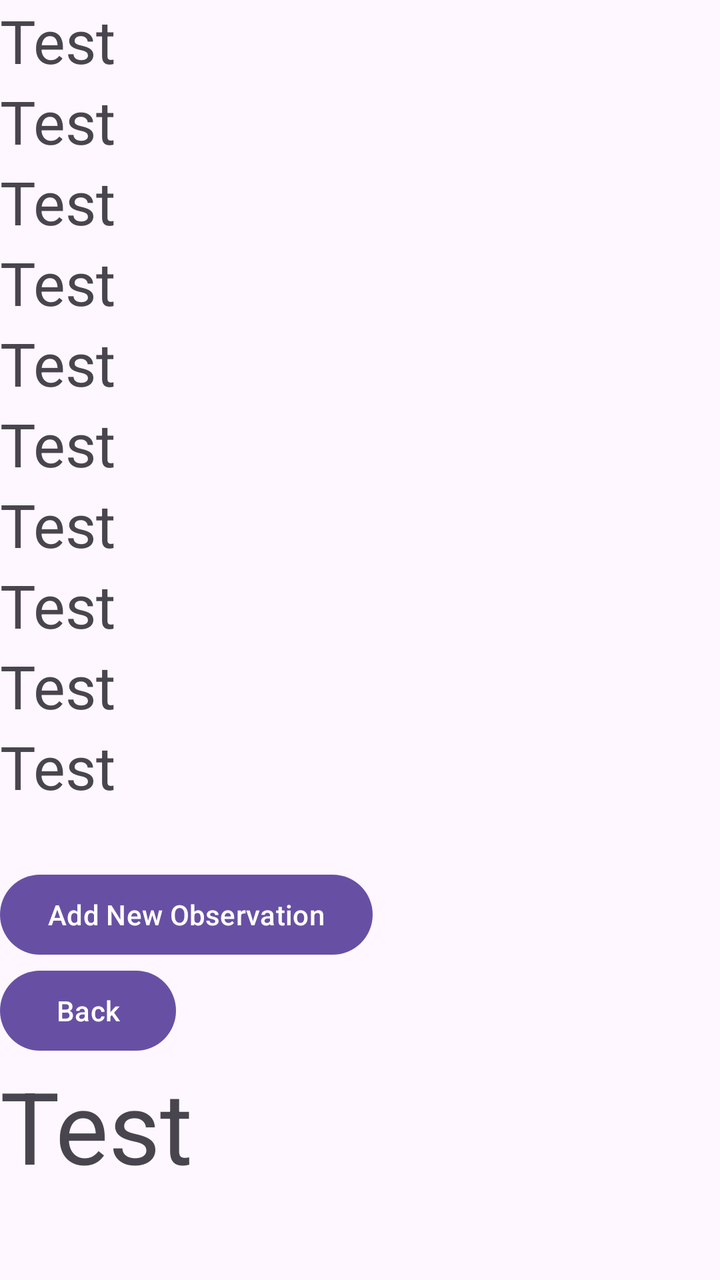
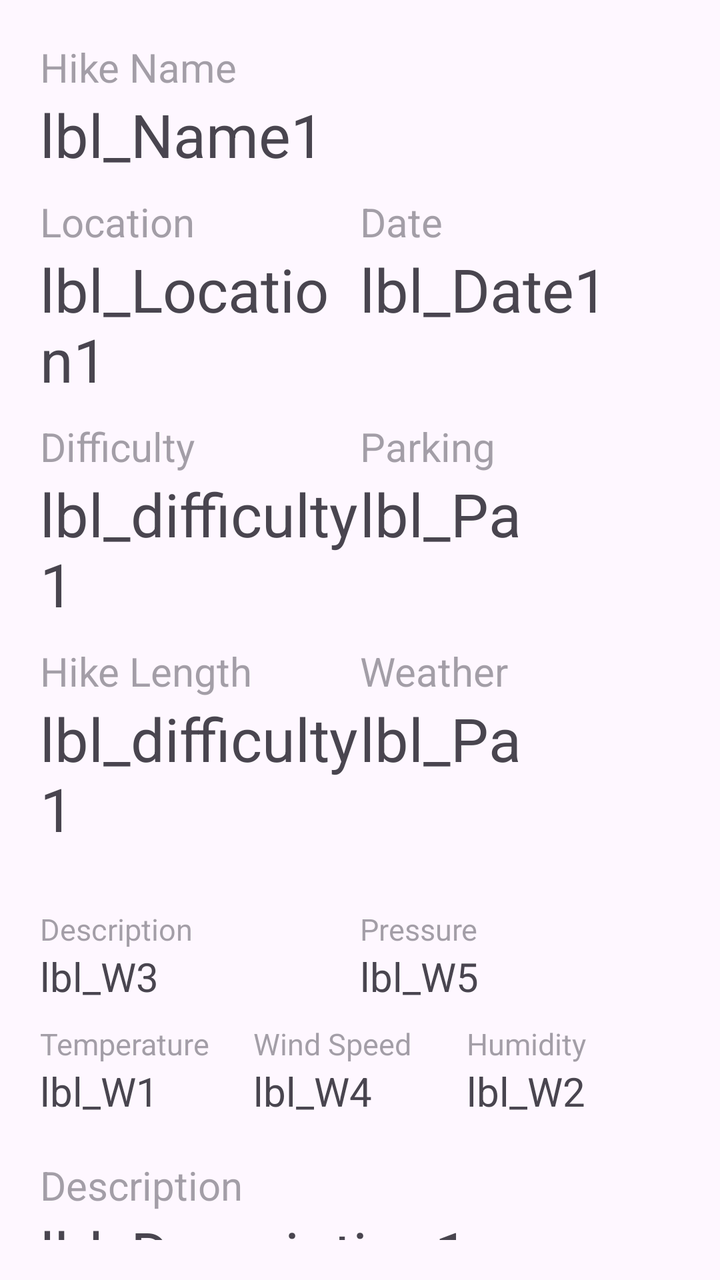

An Android layout rendered at two revisions. The XML below is the earlier revision; the diff shows what the commit changed to produce the second picture.
<!-- AndroidManifest.xml: application theme Theme.MHIke -->
<!-- res/layout/activity_observation_list.xml -->
<?xml version="1.0" encoding="utf-8"?>
<androidx.constraintlayout.widget.ConstraintLayout xmlns:android="http://schemas.android.com/apk/res/android"
    xmlns:app="http://schemas.android.com/apk/res-auto"
    xmlns:tools="http://schemas.android.com/tools"
    android:layout_width="match_parent"
    android:layout_height="match_parent"
    tools:context=".ObservationListActivity">
<LinearLayout
    android:layout_width="match_parent"
    android:layout_height="match_parent"
    android:orientation="vertical"

    >

    




    <TextView
        android:id="@+id/lbl_Name1"
        android:textSize="30sp"
        android:text="Test"
        android:layout_width="wrap_content"
        android:layout_height="wrap_content"

        />


    <TextView
        android:id="@+id/lbl_W1"
        android:textSize="30sp"
        android:text="Test"
        android:layout_width="wrap_content"
        android:layout_height="wrap_content"

        />


    <TextView
        android:id="@+id/lbl_Id1"
        android:textSize="30sp"
        android:text="Test"
        android:layout_width="wrap_content"
        android:layout_height="wrap_content"

        />



    <TextView
        android:id="@+id/lbl_Location1"
        android:textSize="30sp"
        android:text="Test"
        android:layout_width="wrap_content"
        android:layout_height="wrap_content"

        />

    <TextView
        android:id="@+id/lbl_Date1"
        android:textSize="30sp"
        android:text="Test"
        android:layout_width="wrap_content"
        android:layout_height="wrap_content"

        />

    <TextView
        android:id="@+id/lbl_Parking1"
        android:textSize="30sp"
        android:text="Test"
        android:layout_width="wrap_content"
        android:layout_height="wrap_content"

        />

    <TextView
        android:id="@+id/lbl_Length1"
        android:textSize="30sp"
        android:text="Test"
        android:layout_width="wrap_content"
        android:layout_height="wrap_content"

        />

    <TextView
        android:id="@+id/lbl_difficulty1"
        android:textSize="30sp"
        android:text="Test"
        android:layout_width="wrap_content"
        android:layout_height="wrap_content"

        />

    <TextView
        android:id="@+id/lbl_diff1"
        android:textSize="30sp"
        android:text="Test"
        android:layout_width="wrap_content"
        android:layout_height="wrap_content"

        />

    <TextView
        android:id="@+id/lbl_Description1"
        android:textSize="30sp"
        android:text="Test"
        android:layout_width="wrap_content"
        android:layout_height="wrap_content"

        />

    

    <LinearLayout
        android:layout_width="match_parent"
        android:layout_height="wrap_content"
        android:orientation="vertical"
        android:layout_marginTop="30dp"
        >
        <Button
            android:id="@+id/btn_AddNewObservation"
            android:layout_width="wrap_content"
            android:layout_height="wrap_content"
            android:text="Add New Observation"


            app:layout_constraintEnd_toEndOf="parent"
            app:layout_constraintStart_toEndOf="@+id/btn_Back"
            tools:layout_editor_absoluteY="50dp" />

        <Button
            android:id="@+id/btn_Back"
            android:layout_width="wrap_content"
            android:layout_height="wrap_content"

            android:text="Back"


            app:layout_constraintEnd_toStartOf="@+id/btn_AddNewObservation"
            app:layout_constraintStart_toStartOf="parent"
            tools:layout_editor_absoluteY="50dp" />

    </LinearLayout>



    <TextView
        android:id="@+id/txt_NoRecord"
        android:layout_width="wrap_content"
        android:layout_height="wrap_content"
        android:gravity="center"
        android:text="Test"
        android:textSize="50sp"
        android:visibility="visible"

        app:layout_constraintEnd_toEndOf="parent"
        app:layout_constraintStart_toStartOf="parent"
        app:layout_constraintTop_toTopOf="@+id/rec_ObservationList" />


    <androidx.recyclerview.widget.RecyclerView
        android:id="@+id/rec_ObservationList"
        android:layout_width="match_parent"
        android:layout_height="match_parent"
        android:layout_marginTop="50dp"

        />

</LinearLayout>



</androidx.constraintlayout.widget.ConstraintLayout>
<!-- resources referenced by this layout -->
<resources>
  <style name="Theme.MHIke" parent="Base.Theme.MHIke" />
  <style name="Base.Theme.MHIke" parent="Theme.Material3.DayNight.NoActionBar">
          
          
      </style>
</resources>

<!-- the commit's change to res/layout/activity_observation_list.xml (unified diff, before → after) -->
@@ -1,175 +1,463 @@
 <?xml version="1.0" encoding="utf-8"?>
-<androidx.constraintlayout.widget.ConstraintLayout xmlns:android="http://schemas.android.com/apk/res/android"
+<androidx.coordinatorlayout.widget.CoordinatorLayout
+    xmlns:android="http://schemas.android.com/apk/res/android"
     xmlns:app="http://schemas.android.com/apk/res-auto"
     xmlns:tools="http://schemas.android.com/tools"
     android:layout_width="match_parent"
     android:layout_height="match_parent"
-    tools:context=".ObservationListActivity">
+    tools:context=".ObservationListActivity"
+    android:padding="20dp">
+
+    <androidx.core.widget.NestedScrollView
+        android:layout_width="match_parent"
+        android:layout_height="match_parent"
+        app:layout_behavior="@string/appbar_scrolling_view_behavior">
+
+        <LinearLayout
+            android:layout_width="match_parent"
+            android:layout_height="wrap_content"
+            android:orientation="vertical">
+
+            
+
+
+            <TextView
+                android:layout_width="wrap_content"
+                android:layout_height="wrap_content"
+                android:alpha="0.5"
+                android:text="Hike Name"
+                android:textSize="20sp" />
+
+            <TextView
+                android:id="@+id/lbl_Name1"
+                android:textSize="30sp"
+                android:text="lbl_Name1"
+                android:layout_width="wrap_content"
+                android:layout_height="wrap_content"
+
+                />
+
+
 <LinearLayout
+    android:layout_marginTop="10dp"
     android:layout_width="match_parent"
-    android:layout_height="match_parent"
-    android:orientation="vertical"
+    android:layout_height="wrap_content"
+    android:orientation="horizontal"
 
     >
-
-    
-
-
-
-
-    <TextView
-        android:id="@+id/lbl_Name1"
-        android:textSize="30sp"
-        android:text="Test"
-        android:layout_width="wrap_content"
-        android:layout_height="wrap_content"
-
-        />
-
-
-    <TextView
-        android:id="@+id/lbl_W1"
-        android:textSize="30sp"
-        android:text="Test"
-        android:layout_width="wrap_content"
-        android:layout_height="wrap_content"
-
-        />
-
-
-    <TextView
-        android:id="@+id/lbl_Id1"
-        android:textSize="30sp"
-        android:text="Test"
-        android:layout_width="wrap_content"
-        android:layout_height="wrap_content"
-
-        />
-
-
-
-    <TextView
-        android:id="@+id/lbl_Location1"
-        android:textSize="30sp"
-        android:text="Test"
-        android:layout_width="wrap_content"
-        android:layout_height="wrap_content"
-
-        />
-
-    <TextView
-        android:id="@+id/lbl_Date1"
-        android:textSize="30sp"
-        android:text="Test"
-        android:layout_width="wrap_content"
-        android:layout_height="wrap_content"
-
-        />
-
-    <TextView
-        android:id="@+id/lbl_Parking1"
-        android:textSize="30sp"
-        android:text="Test"
-        android:layout_width="wrap_content"
-        android:layout_height="wrap_content"
-
-        />
-
-    <TextView
-        android:id="@+id/lbl_Length1"
-        android:textSize="30sp"
-        android:text="Test"
-        android:layout_width="wrap_content"
-        android:layout_height="wrap_content"
-
-        />
-
-    <TextView
-        android:id="@+id/lbl_difficulty1"
-        android:textSize="30sp"
-        android:text="Test"
-        android:layout_width="wrap_content"
-        android:layout_height="wrap_content"
-
-        />
-
-    <TextView
-        android:id="@+id/lbl_diff1"
-        android:textSize="30sp"
-        android:text="Test"
-        android:layout_width="wrap_content"
-        android:layout_height="wrap_content"
-
-        />
-
-    <TextView
-        android:id="@+id/lbl_Description1"
-        android:textSize="30sp"
-        android:text="Test"
-        android:layout_width="wrap_content"
-        android:layout_height="wrap_content"
-
-        />
-
-    
 
     <LinearLayout
         android:layout_width="match_parent"
         android:layout_height="wrap_content"
         android:orientation="vertical"
-        android:layout_marginTop="30dp"
+        android:layout_weight="1"
         >
-        <Button
-            android:id="@+id/btn_AddNewObservation"
+
+        <TextView
             android:layout_width="wrap_content"
             android:layout_height="wrap_content"
-            android:text="Add New Observation"
-
-
-            app:layout_constraintEnd_toEndOf="parent"
-            app:layout_constraintStart_toEndOf="@+id/btn_Back"
-            tools:layout_editor_absoluteY="50dp" />
-
-        <Button
-            android:id="@+id/btn_Back"
+            android:alpha="0.5"
+            android:text="Location"
+            android:textSize="20sp" />
+
+        <TextView
+            android:id="@+id/lbl_Location1"
+            android:textSize="30sp"
+            android:text="lbl_Location1"
             android:layout_width="wrap_content"
             android:layout_height="wrap_content"
 
-            android:text="Back"
-
-
-            app:layout_constraintEnd_toStartOf="@+id/btn_AddNewObservation"
-            app:layout_constraintStart_toStartOf="parent"
-            tools:layout_editor_absoluteY="50dp" />
+            />
 
     </LinearLayout>
 
-
+<LinearLayout
+    android:layout_width="match_parent"
+    android:layout_height="wrap_content"
+    android:orientation="vertical"
+    android:layout_weight="1"
+    >
 
     <TextView
-        android:id="@+id/txt_NoRecord"
         android:layout_width="wrap_content"
         android:layout_height="wrap_content"
-        android:gravity="center"
-        android:text="Test"
-        android:textSize="50sp"
-        android:visibility="visible"
-
-        app:layout_constraintEnd_toEndOf="parent"
-        app:layout_constraintStart_toStartOf="parent"
-        app:layout_constraintTop_toTopOf="@+id/rec_ObservationList" />
-
-
-    <androidx.recyclerview.widget.RecyclerView
-        android:id="@+id/rec_ObservationList"
-        android:layout_width="match_parent"
-        android:layout_height="match_parent"
-        android:layout_marginTop="50dp"
+        android:alpha="0.5"
+        android:text="Date"
+        android:textSize="20sp" />
+
+    <TextView
+        android:id="@+id/lbl_Date1"
+        android:textSize="30sp"
+        android:text="lbl_Date1"
+        android:layout_width="wrap_content"
+        android:layout_height="wrap_content"
 
         />
 
 </LinearLayout>
 
-
-
-</androidx.constraintlayout.widget.ConstraintLayout>
+</LinearLayout>
+
+            <LinearLayout
+                android:layout_marginTop="10dp"
+                android:layout_width="match_parent"
+                android:layout_height="wrap_content"
+                android:orientation="horizontal"
+
+                >
+
+                <LinearLayout
+                    android:layout_width="match_parent"
+                    android:layout_height="wrap_content"
+                    android:orientation="vertical"
+                    android:layout_weight="1"
+                    >
+
+                    <TextView
+                        android:layout_width="wrap_content"
+                        android:layout_height="wrap_content"
+                        android:alpha="0.5"
+                        android:text="Difficulty"
+                        android:textSize="20sp" />
+
+                    <TextView
+                        android:id="@+id/lbl_difficulty1"
+                        android:textSize="30sp"
+                        android:text="lbl_difficulty1"
+                        android:layout_width="wrap_content"
+                        android:layout_height="wrap_content"
+
+                        />
+
+                </LinearLayout>
+
+                <LinearLayout
+                    android:layout_width="match_parent"
+                    android:layout_height="wrap_content"
+                    android:orientation="vertical"
+                    android:layout_weight="1"
+                    >
+
+                    <TextView
+                        android:layout_width="wrap_content"
+                        android:layout_height="wrap_content"
+                        android:alpha="0.5"
+                        android:text="Parking"
+                        android:textSize="20sp" />
+
+                    <TextView
+                        android:id="@+id/lbl_Parking1"
+                        android:textSize="30sp"
+                        android:text="lbl_Pa"
+                        android:layout_width="wrap_content"
+                        android:layout_height="wrap_content"
+
+                        />
+
+                </LinearLayout>
+
+            </LinearLayout>
+
+
+            <LinearLayout
+                android:layout_marginTop="10dp"
+                android:layout_width="match_parent"
+                android:layout_height="wrap_content"
+                android:orientation="horizontal"
+
+                >
+
+                <LinearLayout
+                    android:layout_width="match_parent"
+                    android:layout_height="wrap_content"
+                    android:orientation="vertical"
+                    android:layout_weight="1"
+                    >
+
+                    <TextView
+                        android:layout_width="wrap_content"
+                        android:layout_height="wrap_content"
+                        android:alpha="0.5"
+                        android:text="Hike Length"
+                        android:textSize="20sp" />
+
+                    <TextView
+                        android:id="@+id/lbl_Length1"
+                        android:textSize="30sp"
+                        android:text="lbl_difficulty1"
+                        android:layout_width="wrap_content"
+                        android:layout_height="wrap_content"
+
+                        />
+
+                </LinearLayout>
+
+                <LinearLayout
+                    android:layout_width="match_parent"
+                    android:layout_height="wrap_content"
+                    android:orientation="vertical"
+                    android:layout_weight="1"
+                    >
+
+                    <TextView
+                        android:layout_width="wrap_content"
+                        android:layout_height="wrap_content"
+                        android:alpha="0.5"
+                        android:text="Weather"
+                        android:textSize="20sp" />
+
+                    <TextView
+                        android:id="@+id/lbl_Weather1"
+                        android:textSize="30sp"
+                        android:text="lbl_Pa"
+                        android:layout_width="wrap_content"
+                        android:layout_height="wrap_content"
+
+                        />
+
+                </LinearLayout>
+
+            </LinearLayout>
+
+
+
+
+            <LinearLayout
+                android:layout_marginTop="30dp"
+                android:layout_width="match_parent"
+                android:layout_height="wrap_content"
+                android:orientation="horizontal"
+
+                >
+
+                <LinearLayout
+                    android:layout_width="match_parent"
+                    android:layout_height="wrap_content"
+                    android:orientation="vertical"
+                    android:layout_weight="1"
+                    >
+
+                    <TextView
+                        android:layout_width="wrap_content"
+                        android:layout_height="wrap_content"
+                        android:alpha="0.5"
+                        android:text="Description"
+                        android:textSize="15sp" />
+
+                    <TextView
+                        android:id="@+id/lbl_W3"
+                        android:textSize="20sp"
+                        android:text="lbl_W3"
+                        android:layout_width="wrap_content"
+                        android:layout_height="wrap_content"
+
+                        />
+
+                </LinearLayout>
+
+                <LinearLayout
+                    android:layout_width="match_parent"
+                    android:layout_height="wrap_content"
+                    android:orientation="vertical"
+                    android:layout_weight="1"
+                    >
+
+                    <TextView
+                        android:layout_width="wrap_content"
+                        android:layout_height="wrap_content"
+                        android:alpha="0.5"
+                        android:text="Pressure"
+                        android:textSize="15sp" />
+
+                    <TextView
+                        android:id="@+id/lbl_W5"
+                        android:textSize="20sp"
+                        android:text="lbl_W5"
+                        android:layout_width="wrap_content"
+                        android:layout_height="wrap_content"
+
+                        />
+
+                </LinearLayout>
+
+            </LinearLayout>
+
+
+            <LinearLayout
+                android:layout_marginTop="10dp"
+                android:layout_width="match_parent"
+                android:layout_height="wrap_content"
+                android:orientation="horizontal"
+
+                >
+
+                <LinearLayout
+                    android:layout_width="match_parent"
+                    android:layout_height="wrap_content"
+                    android:orientation="vertical"
+                    android:layout_weight="1"
+                    >
+
+                    <TextView
+                        android:layout_width="wrap_content"
+                        android:layout_height="wrap_content"
+                        android:alpha="0.5"
+                        android:text="Temperature"
+                        android:textSize="15sp" />
+
+                    <TextView
+                        android:id="@+id/lbl_W1"
+                        android:textSize="20sp"
+                        android:text="lbl_W1"
+                        android:layout_width="wrap_content"
+                        android:layout_height="wrap_content"
+
+                        />
+
+                </LinearLayout>
+
+
+                <LinearLayout
+                    android:layout_width="match_parent"
+                    android:layout_height="wrap_content"
+                    android:orientation="vertical"
+                    android:layout_weight="1"
+                    >
+
+                    <TextView
+                        android:layout_width="wrap_content"
+                        android:layout_height="wrap_content"
+                        android:alpha="0.5"
+                        android:text="Wind Speed "
+                        android:textSize="15sp" />
+
+                    <TextView
+                        android:id="@+id/lbl_W4"
+                        android:textSize="20sp"
+                        android:text="lbl_W4"
+                        android:layout_width="wrap_content"
+                        android:layout_height="wrap_content"
+
+                        />
+
+                </LinearLayout>
+
+                <LinearLayout
+                    android:layout_width="match_parent"
+                    android:layout_height="wrap_content"
+                    android:orientation="vertical"
+                    android:layout_weight="1"
+                    >
+
+                    <TextView
+                        android:layout_width="wrap_content"
+                        android:layout_height="wrap_content"
+                        android:alpha="0.5"
+                        android:text="Humidity"
+                        android:textSize="15sp" />
+
+                    <TextView
+                        android:id="@+id/lbl_W2"
+                        android:textSize="20sp"
+                        android:text="lbl_W2"
+                        android:layout_width="wrap_content"
+                        android:layout_height="wrap_content"
+
+                        />
+
+                </LinearLayout>
+
+            </LinearLayout>
+
+
+
+
+
+
+
+
+
+
+
+
+
+
+
+
+
+            <TextView
+                android:layout_marginTop="20dp"
+                android:layout_width="wrap_content"
+                android:layout_height="wrap_content"
+                android:alpha="0.5"
+                android:text="Description"
+                android:textSize="20sp" />
+
+
+
+
+
+
+
+
+
+
+
+
+            <TextView
+                android:id="@+id/lbl_Description1"
+                android:textSize="30sp"
+                android:text="lbl_Description1"
+                android:layout_width="wrap_content"
+                android:layout_height="wrap_content"
+
+                />
+            
+
+            <LinearLayout
+                android:layout_width="match_parent"
+                android:layout_height="wrap_content"
+                android:gravity="center"
+                android:orientation="horizontal"
+                android:layout_marginTop="20dp"
+                app:layout_constraintTop_toBottomOf="@+id/lbl_Location">
+
+                <Button
+                    android:id="@+id/btn_Back"
+                    android:layout_width="wrap_content"
+                    android:layout_height="wrap_content"
+                    android:layout_weight="1"
+                    android:text="Back"
+                    android:layout_marginRight="8dp"
+                    />
+
+                <Button
+                    android:id="@+id/btn_AddNewObservation"
+                    android:layout_width="wrap_content"
+                    android:layout_height="wrap_content"
+                    android:layout_weight="1"
+                    android:text="Add New Observation"
+                    android:layout_marginLeft="8dp"/>
+
+            </LinearLayout>
+
+
+
+
+            <TextView
+                android:id="@+id/txt_NoRecord"
+                android:layout_width="wrap_content"
+                android:layout_height="wrap_content"
+                android:gravity="center"
+                android:text="Test"
+                android:textSize="50sp"
+                android:visibility="visible"/>
+
+            <androidx.recyclerview.widget.RecyclerView
+                android:id="@+id/rec_ObservationList"
+                android:layout_width="match_parent"
+                android:layout_height="wrap_content"
+                android:layout_marginTop="50dp"/>
+        </LinearLayout>
+    </androidx.core.widget.NestedScrollView>
+</androidx.coordinatorlayout.widget.CoordinatorLayout>
